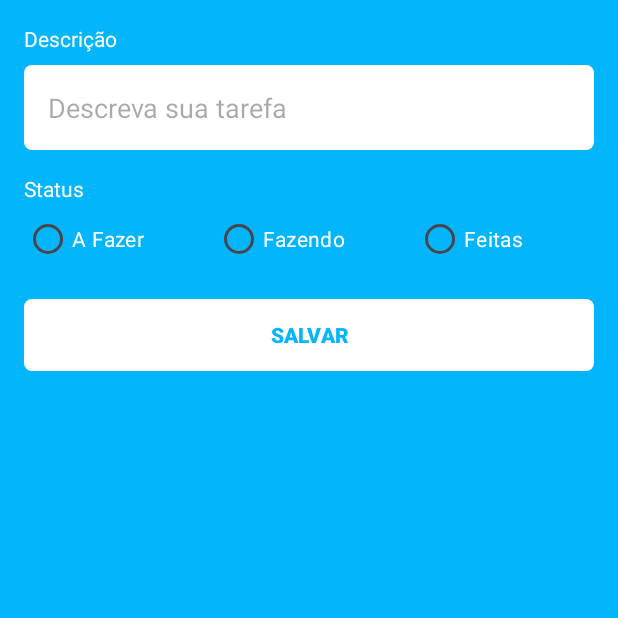
After one commit to JVGS1111/todo_android_kotlin, an Android app: the FormTaskFragment screen opened through its navigation route, on a phone screen of 412 x 824 dp, the top half of it. The commit adds this screen. Run offline under Robolectric (Android 15) with nearby library versions, the phone set to English and light mode, and no system bars.

Commit message:
implemented add task form and tabbar

```diff
--- /dev/null
+++ b/app/src/main/java/com/guerber/taskapp/ui/FormTaskFragment.kt
@@ -0,0 +1,35 @@
+package com.guerber.taskapp.ui
+
+import android.os.Bundle
+import androidx.fragment.app.Fragment
+import android.view.LayoutInflater
+import android.view.View
+import android.view.ViewGroup
+import com.guerber.taskapp.R
+import com.guerber.taskapp.databinding.FragmentDoneBinding
+import com.guerber.taskapp.databinding.FragmentFormTaskBinding
+
+class FormTaskFragment : Fragment() {
+
+    private var _binding: FragmentFormTaskBinding? = null
+    private val binding get() = _binding!!
+
+    override fun onCreateView(
+        inflater: LayoutInflater,
+        container: ViewGroup?,
+        savedInstanceState: Bundle?
+    ): View {
+        _binding = FragmentFormTaskBinding.inflate(inflater, container, false)
+
+        return binding.root
+    }
+    override fun onViewCreated(view: View, savedInstanceState: Bundle?) {
+        super.onViewCreated(view, savedInstanceState)
+    }
+
+    override fun onDestroyView() {
+        super.onDestroyView()
+        _binding = null
+    }
+
+}
--- a/app/src/main/java/com/guerber/taskapp/ui/auth/LoginFragment.kt
+++ b/app/src/main/java/com/guerber/taskapp/ui/auth/LoginFragment.kt
@@ -32,6 +32,9 @@ class LoginFragment : Fragment() {
     }
 
     private fun initListeners(){
+        binding.btnLogin.setOnClickListener{
+            findNavController().navigate(R.id.action_global_homeFragment)
+        }
         binding.btnRegister.setOnClickListener{
             findNavController().navigate(R.id.action_loginFragment_to_registerFragment)
         }
--- /dev/null
+++ b/app/src/main/res/drawable/ic_add.xml
@@ -0,0 +1,5 @@
+<vector xmlns:android="http://schemas.android.com/apk/res/android" android:height="24dp" android:tint="#FFFFFF" android:viewportHeight="24" android:viewportWidth="24" android:width="24dp">
+
+    <path android:fillColor="@android:color/white" android:pathData="M19,13h-6v6h-2v-6H5v-2h6V5h2v6h6v2z"/>
+
+</vector>
--- /dev/null
+++ b/app/src/main/res/layout/fragment_form_task.xml
@@ -0,0 +1,115 @@
+<?xml version="1.0" encoding="utf-8"?>
+<ScrollView xmlns:android="http://schemas.android.com/apk/res/android"
+    xmlns:app="http://schemas.android.com/apk/res-auto"
+    xmlns:tools="http://schemas.android.com/tools"
+    android:layout_width="match_parent"
+    android:layout_height="match_parent"
+    android:fillViewport="true"
+    tools:context=".ui.FormTaskFragment">
+    <androidx.constraintlayout.widget.ConstraintLayout
+        android:layout_width="match_parent"
+        android:layout_height="match_parent"
+        android:padding="16dp"
+       >
+        <TextView
+            android:id="@+id/textView"
+            android:layout_width="wrap_content"
+            android:layout_height="wrap_content"
+            android:text="Descrição"
+            android:textColor="@color/white"
+            app:layout_constraintStart_toStartOf="parent"
+            app:layout_constraintTop_toTopOf="parent" />
+
+        <EditText
+            android:id="@+id/editDescription"
+            android:layout_width="match_parent"
+            android:layout_height="wrap_content"
+            android:layout_marginTop="8dp"
+            android:background="@drawable/bg_edit_text"
+            android:ems="10"
+            android:hint="Descreva sua tarefa"
+            android:inputType="textEmailAddress"
+            android:padding="16dp"
+            app:layout_constraintEnd_toEndOf="parent"
+            app:layout_constraintStart_toStartOf="parent"
+            app:layout_constraintTop_toBottomOf="@+id/textView" />
+
+        <TextView
+            android:id="@+id/textView2"
+            android:layout_width="wrap_content"
+            android:layout_height="wrap_content"
+            android:layout_marginTop="16dp"
+            android:text="Status"
+            android:layout_marginBottom="8dp"
+            android:textColor="@color/white"
+            app:layout_constraintStart_toStartOf="parent"
+            app:layout_constraintTop_toBottomOf="@+id/editDescription" />
+
+        <RadioGroup
+            android:id="@+id/rgStatus"
+            android:layout_width="match_parent"
+            android:layout_height="wrap_content"
+            android:orientation="horizontal"
+            app:layout_constraintEnd_toEndOf="parent"
+            app:layout_constraintStart_toStartOf="parent"
+            app:layout_constraintTop_toBottomOf="@+id/textView2">
+
+            <RadioButton
+                android:id="@+id/rbTodo"
+                android:layout_width="wrap_content"
+                android:layout_height="wrap_content"
+                android:layout_weight="1"
+                android:buttonTint="@color/white"
+                android:text="A Fazer"
+                android:textColor="@color/white" />
+
+            <RadioButton
+                android:id="@+id/rbDoing"
+                android:layout_width="wrap_content"
+                android:layout_height="wrap_content"
+                android:layout_weight="1"
+                android:buttonTint="@color/white"
+                android:text="Fazendo"
+                android:textColor="@color/white" />
+
+            <RadioButton
+                android:id="@+id/rbDone"
+                android:layout_width="wrap_content"
+                android:layout_height="wrap_content"
+                android:layout_weight="1"
+                android:buttonTint="@color/white"
+                android:text="Feitas"
+                android:textColor="@color/white" />
+
+        </RadioGroup>
+
+        <com.google.android.material.button.MaterialButton
+
+            android:id="@+id/materialButton"
+            android:layout_width="match_parent"
+            android:layout_height="wrap_content"
+            android:layout_marginTop="16dp"
+            android:background="@drawable/bg_btn"
+            android:text="SALVAR"
+            android:textAllCaps="false"
+            android:textColor="@color/color_default"
+            android:textStyle="bold"
+            app:backgroundTint="@null"
+            app:layout_constraintEnd_toEndOf="parent"
+            app:layout_constraintStart_toStartOf="parent"
+            app:layout_constraintTop_toBottomOf="@+id/rgStatus" />
+
+        <ProgressBar
+            android:id="@+id/progressBar"
+            android:layout_width="wrap_content"
+            android:layout_height="wrap_content"
+            android:layout_gravity="center"
+            android:indeterminateTint="@color/white"
+            android:visibility="invisible"
+            app:layout_constraintBottom_toBottomOf="parent"
+            app:layout_constraintEnd_toEndOf="parent"
+            app:layout_constraintStart_toStartOf="parent"
+            app:layout_constraintTop_toBottomOf="@+id/materialButton" />
+    </androidx.constraintlayout.widget.ConstraintLayout>
+
+</ScrollView>
--- a/app/src/main/res/layout/fragment_login.xml
+++ b/app/src/main/res/layout/fragment_login.xml
@@ -57,6 +57,7 @@
             android:layout_width="match_parent"
             android:layout_height="wrap_content"
             android:layout_marginTop="16dp"
+            android:id="@+id/btnLogin"
             android:background="@drawable/bg_btn"
             android:text="LOGIN"
             android:textColor="@color/color_default"
@@ -85,6 +86,7 @@
                 android:text="Recuperar conta" />
         </LinearLayout>
         <ProgressBar
+            android:id="@+id/progressBar"
             android:visibility="invisible"
             android:layout_width="wrap_content"
             android:layout_height="wrap_content"
--- a/app/src/main/res/layout/fragment_recovery_account.xml
+++ b/app/src/main/res/layout/fragment_recovery_account.xml
@@ -65,6 +65,7 @@
 
 
             <ProgressBar
+                android:id="@+id/progressBar"
                 android:visibility="invisible"
                 android:layout_marginTop="8dp"
                 android:layout_width="wrap_content"
--- a/app/src/main/res/layout/fragment_register.xml
+++ b/app/src/main/res/layout/fragment_register.xml
@@ -94,6 +94,7 @@
 
 
             <ProgressBar
+                android:id="@+id/progressBar"
                 android:visibility="invisible"
                 android:layout_marginTop="8dp"
                 android:layout_width="wrap_content"
--- a/app/src/main/res/navigation/main_graph.xml
+++ b/app/src/main/res/navigation/main_graph.xml
@@ -12,7 +12,10 @@
         tools:layout="@layout/fragment_splash" >
         <action
             android:id="@+id/action_splashFragment_to_authentication"
-            app:destination="@id/authentication" />
+            app:destination="@id/authentication"
+            app:popUpTo="@id/splashFragment"
+            app:popUpToInclusive="true"
+            />
     </fragment>
     <navigation android:id="@+id/authentication"
         app:startDestination="@id/loginFragment">
@@ -38,5 +41,22 @@
                 android:id="@+id/action_loginFragment_to_recoveryAccountFragment"
                 app:destination="@id/recoveryAccountFragment" />
         </fragment>
+        <action
+            android:id="@+id/action_global_homeFragment"
+            app:destination="@id/homeFragment" />
     </navigation>
+    <fragment
+        android:id="@+id/homeFragment"
+        android:name="com.guerber.taskapp.ui.HomeFragment"
+        android:label="fragment_home"
+        tools:layout="@layout/fragment_home" >
+        <action
+            android:id="@+id/action_homeFragment_to_formTaskFragment"
+            app:destination="@id/formTaskFragment" />
+    </fragment>
+    <fragment
+        android:id="@+id/formTaskFragment"
+        android:name="com.guerber.taskapp.ui.FormTaskFragment"
+        android:label="fragment_form_task"
+        tools:layout="@layout/fragment_form_task" />
 </navigation>
--- a/app/src/main/res/values/strings.xml
+++ b/app/src/main/res/values/strings.xml
@@ -1,5 +1,9 @@
 <resources>
     <string name="app_name">TaskApp</string>
+    <!--    Status Task-->
+    <string name="status_task_todo">A FAZER</string>
+    <string name="status_task_doing">FAZENDO</string>
+    <string name="status_task_done">FEITAS</string>
     <!-- TODO: Remove or change this placeholder text -->
     <string name="hello_blank_fragment">Hello blank fragment</string>
 </resources>
--- a/app/src/main/res/values/themes.xml
+++ b/app/src/main/res/values/themes.xml
@@ -8,4 +8,9 @@
     </style>
 
     <style name="Theme.TaskApp" parent="Base.Theme.TaskApp" />
+
+    <style name="CustomTabLayout" parent="Theme.Material3.DayNight.NoActionBar">
+        <item name="android:textSize">14sp</item>
+        <item name="android:textStyle">bold</item>
+    </style>
 </resources>
```
Also changed, not shown: app/src/main/java/com/guerber/taskapp/ui/DoingFragment.kt (added, +38 -0 lines), app/src/main/java/com/guerber/taskapp/ui/DoneFragment.kt (added, +38 -0 lines), app/src/main/java/com/guerber/taskapp/ui/HomeFragment.kt (added, +56 -0 lines), app/src/main/java/com/guerber/taskapp/ui/TodoFragment.kt (added, +42 -0 lines), app/src/main/java/com/guerber/taskapp/ui/adapter/ViewPageAdapter.kt (added, +28 -0 lines), app/src/main/res/drawable/ic_logout.xml (added, +7 -0 lines), app/src/main/res/layout/fragment_doing.xml (added, +11 -0 lines), app/src/main/res/layout/fragment_done.xml (added, +10 -0 lines), app/src/main/res/layout/fragment_home.xml (added, +50 -0 lines), app/src/main/res/layout/fragment_todo.xml (added, +24 -0 lines).
